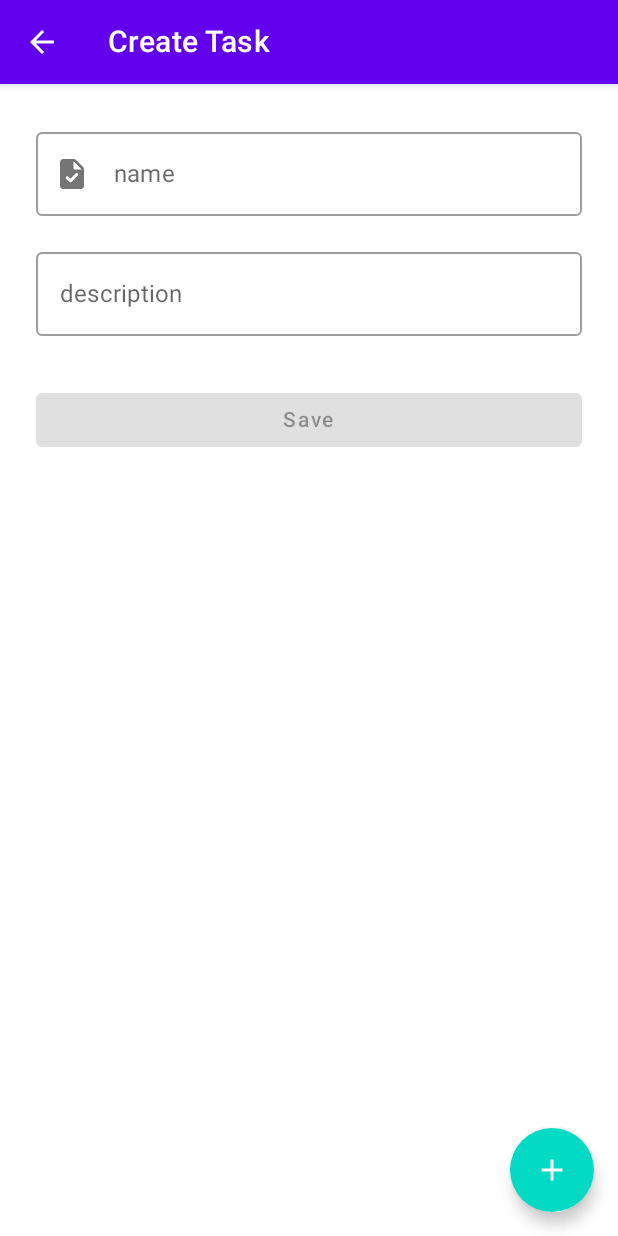
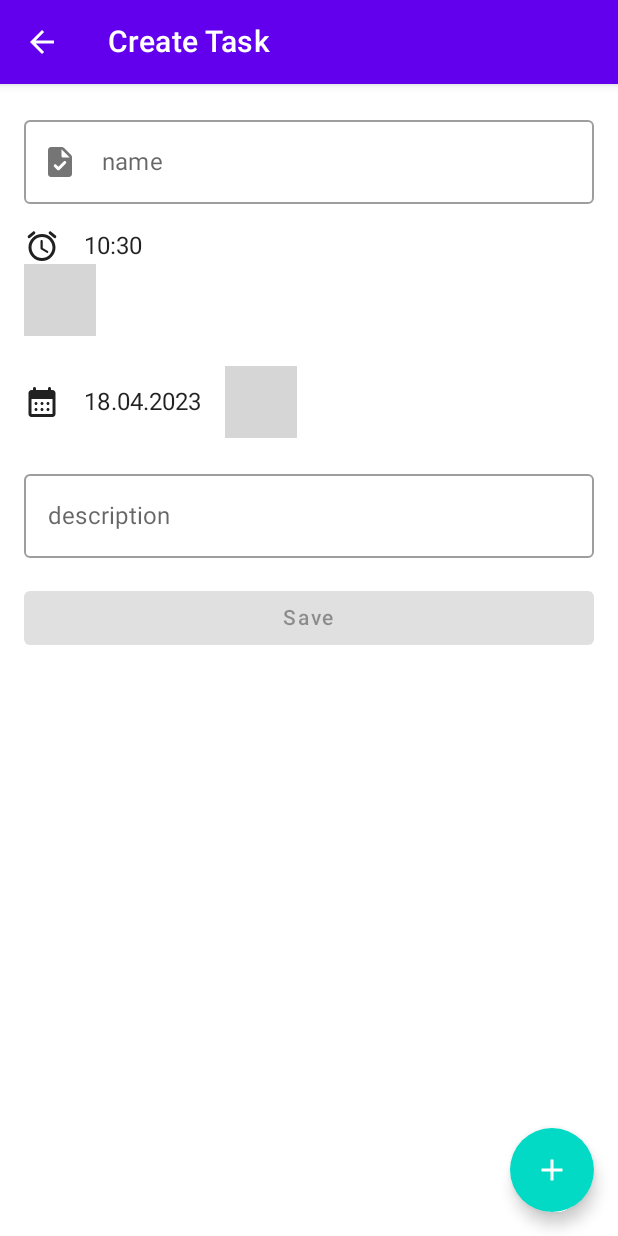
Before and after one commit to ArkHak/SSDiary, an Android app built with Jetpack Compose: the CreateTaskScreen screen opened through its navigation route, on a phone screen of 412 x 824 dp. Run offline under Robolectric (Android 15) with nearby library versions, the phone set to English and light mode, and no system bars; libraries missing offline, so code that uses them is left out: com.vanpra.composematerialdialogs, io.github.boguszpawlowski.composecalendar; 9 statements that could not run were skipped; grey boxes are pictures that could not be loaded.

Commit message:
v0.1.7     - add date/time picker;     - create new task - done;

```diff
--- a/app/build.gradle
+++ b/app/build.gradle
@@ -13,7 +13,7 @@ android {
         minSdk 26
         targetSdk 33
         versionCode 1
-        versionName "0.1.6"
+        versionName "0.1.7"
 
         testInstrumentationRunner "androidx.test.runner.AndroidJUnitRunner"
         vectorDrawables {
@@ -84,4 +84,7 @@ dependencies {
 
     //Icons
     implementation "androidx.compose.material:material-icons-extended:$compose_compiler_version"
+
+    //Date/Time picker
+    implementation "io.github.vanpra.compose-material-dialogs:datetime:0.9.0"
 }
--- a/app/src/main/java/ru/mys_ya/ssdiary/ui/screens/task/TaskCreateScreen.kt
+++ b/app/src/main/java/ru/mys_ya/ssdiary/ui/screens/task/TaskCreateScreen.kt
@@ -1,33 +1,53 @@
 package ru.mys_ya.ssdiary.ui.screens.task
 
+import android.util.Log
+import androidx.compose.foundation.clickable
 import androidx.compose.foundation.layout.Arrangement
 import androidx.compose.foundation.layout.Column
+import androidx.compose.foundation.layout.Row
+import androidx.compose.foundation.layout.Spacer
 import androidx.compose.foundation.layout.fillMaxWidth
+import androidx.compose.foundation.layout.height
 import androidx.compose.foundation.layout.padding
 import androidx.compose.material.Button
 import androidx.compose.material.Icon
 import androidx.compose.material.OutlinedTextField
 import androidx.compose.material.Text
 import androidx.compose.material.icons.Icons
+import androidx.compose.material.icons.rounded.Alarm
+import androidx.compose.material.icons.rounded.CalendarMonth
 import androidx.compose.material.icons.rounded.Task
 import androidx.compose.runtime.Composable
+import androidx.compose.runtime.derivedStateOf
+import androidx.compose.runtime.getValue
+import androidx.compose.runtime.mutableStateOf
+import androidx.compose.runtime.remember
 import androidx.compose.runtime.rememberCoroutineScope
+import androidx.compose.runtime.setValue
+import androidx.compose.ui.Alignment
 import androidx.compose.ui.Modifier
 import androidx.compose.ui.res.stringResource
 import androidx.compose.ui.unit.dp
+import androidx.compose.ui.unit.sp
+import com.vanpra.composematerialdialogs.MaterialDialog
+import com.vanpra.composematerialdialogs.datetime.date.datepicker
+import com.vanpra.composematerialdialogs.datetime.time.timepicker
+import com.vanpra.composematerialdialogs.rememberMaterialDialogState
 import kotlinx.coroutines.launch
 import org.koin.androidx.compose.koinViewModel
 import ru.mys_ya.ssdiary.R
+import java.time.LocalDate
+import java.time.LocalTime
+import java.time.format.DateTimeFormatter
+import java.util.Locale
 
 @Composable
 fun CreateTaskScreen(
     modifier: Modifier = Modifier,
     navigateBack: () -> Unit,
     viewModel: TaskCreateViewModel = koinViewModel(),
-
 ) {
     val coroutineScope = rememberCoroutineScope()
-
     TaskCreateBody(
         taskUiState = viewModel.taskUiState,
         onTaskValueChange = viewModel::updateUiState,
@@ -37,7 +57,7 @@ fun CreateTaskScreen(
                 navigateBack()
             }
         },
-        modifier = modifier.padding(8.dp)
+        modifier = modifier
     )
 }
 
@@ -48,15 +68,17 @@ fun TaskCreateBody(
     onSaveClick: () -> Unit,
     modifier: Modifier = Modifier,
 ) {
+
     Column(
         modifier = modifier
             .fillMaxWidth()
             .padding(16.dp),
-        verticalArrangement = Arrangement.spacedBy(32.dp)
+        verticalArrangement = Arrangement.spacedBy(16.dp)
     ) {
         TaskInputForm(
             taskUiState = taskUiState,
-            onValueChange = onTaskValueChange
+            onTaskValueChange = onTaskValueChange,
+            modifier = modifier
         )
         Button(
             onClick = onSaveClick,
@@ -72,7 +94,7 @@ fun TaskCreateBody(
 fun TaskInputForm(
     taskUiState: TaskUiState,
     modifier: Modifier = Modifier,
-    onValueChange: (TaskUiState) -> Unit = {},
+    onTaskValueChange: (TaskUiState) -> Unit,
 ) {
     Column(
         modifier = modifier.fillMaxWidth(),
@@ -80,7 +102,7 @@ fun TaskInputForm(
     ) {
         OutlinedTextField(
             value = taskUiState.name,
-            onValueChange = { onValueChange(taskUiState.copy(name = it)) },
+            onValueChange = { onTaskValueChange(taskUiState.copy(name = it)) },
             label = { Text(stringResource(R.string.name)) },
             leadingIcon = {
                 Icon(
@@ -91,11 +113,138 @@ fun TaskInputForm(
             modifier = Modifier.fillMaxWidth(),
             singleLine = true
         )
+        DateTimeField(
+            taskUiState = taskUiState,
+            modifier = modifier,
+            onTaskValueChange = onTaskValueChange
+        )
         OutlinedTextField(
             value = taskUiState.description,
-            onValueChange = { onValueChange(taskUiState.copy(description = it)) },
+            onValueChange = { onTaskValueChange(taskUiState.copy(description = it)) },
             label = { Text(stringResource(R.string.description)) },
             modifier = Modifier.fillMaxWidth(),
         )
     }
 }
+
+@Composable
+fun DateTimeField(
+    taskUiState: TaskUiState,
+    modifier: Modifier = Modifier,
+    onTaskValueChange: (TaskUiState) -> Unit,
+) {
+    Column {
+        TaskTimePicker(
+            taskUiState = taskUiState,
+            modifier = modifier,
+            onTaskValueChange = onTaskValueChange
+        )
+        Spacer(modifier = Modifier.height(20.dp))
+        TaskDatePicker(
+            taskUiState,
+            modifier = modifier,
+            onTaskValueChange = onTaskValueChange
+        )
+    }
+}
+
+@Composable
+fun TaskTimePicker(
+    taskUiState: TaskUiState,
+    modifier: Modifier = Modifier,
+    onTaskValueChange: (TaskUiState) -> Unit,
+) {
+    val timeDialogState = rememberMaterialDialogState()
+    var pickedTime by remember {
+        mutableStateOf(LocalTime.now())
+    }
+    val formattedTime by remember {
+        derivedStateOf {
+
+            Log.d("Mys", pickedTime.toString())
+            DateTimeFormatter
+                .ofPattern("HH:mm", Locale.getDefault())
+                .format(pickedTime)
+        }
+    }
+
+    Row(
+        modifier = modifier
+            .clickable { timeDialogState.show() },
+        verticalAlignment = Alignment.CenterVertically,
+        horizontalArrangement = Arrangement.spacedBy(16.dp)
+    ) {
+        Icon(
+            imageVector = Icons.Rounded.Alarm,
+            contentDescription = formattedTime,
+        )
+        Text(text = formattedTime, fontSize = 16.sp)
+    }
+
+    MaterialDialog(
+        dialogState = timeDialogState,
+        buttons = {
+            positiveButton(text = "Ok")
+            negativeButton(text = "Cancel")
+        }
+    ) {
+        timepicker(
+            initialTime = LocalTime.now(),
+            title = "Pick a date",
+            is24HourClock = true,
+        ) {
+            pickedTime = it
+            onTaskValueChange(taskUiState.copy(timeStart = it))
+        }
+    }
+}
+
+@Composable
+fun TaskDatePicker(
+    taskUiState: TaskUiState,
+    modifier: Modifier = Modifier,
+    onTaskValueChange: (TaskUiState) -> Unit,
+) {
+    val dateDialogState = rememberMaterialDialogState()
+    var pickedDate by remember {
+        mutableStateOf(LocalDate.now())
+    }
+
+    val formattedDate by remember {
+        derivedStateOf {
+            DateTimeFormatter
+                .ofPattern("dd.MM.yyyy")
+                .format(pickedDate)
+        }
+    }
+
+    Row(
+        modifier = modifier
+            .clickable { dateDialogState.show() },
+        verticalAlignment = Alignment.CenterVertically,
+        horizontalArrangement = Arrangement.spacedBy(16.dp)
+    ) {
+        Icon(
+            imageVector = Icons.Rounded.CalendarMonth,
+            contentDescription = formattedDate,
+        )
+        Text(text = formattedDate, fontSize = 16.sp)
+
+        MaterialDialog(
+            dialogState = dateDialogState,
+            buttons = {
+                positiveButton(text = "Ok") {}
+                negativeButton(text = "Cancel")
+            }
+        ) {
+            datepicker(
+                initialDate = LocalDate.now(),
+                title = "Pick a date",
+                locale = Locale.getDefault()
+            ) {
+                pickedDate = it
+                onTaskValueChange(taskUiState.copy(dateStart = it))
+            }
+        }
+    }
+}
--- a/app/src/main/java/ru/mys_ya/ssdiary/ui/screens/task/TaskUiState.kt
+++ b/app/src/main/java/ru/mys_ya/ssdiary/ui/screens/task/TaskUiState.kt
@@ -2,11 +2,14 @@ package ru.mys_ya.ssdiary.ui.screens.task
 
 import ru.mys_ya.ssdiary.data.Task
 import ru.mys_ya.ssdiary.util.SECONDS_IN_DAY
+import ru.mys_ya.ssdiary.util.convertSystemLocalTimeDateToTimestamp
+import java.time.LocalDate
+import java.time.LocalTime
 
 data class TaskUiState(
     val id: Int = 0,
-    val dateStart: Long = 1681671507,
-    val dateFinish: Long = 0L,
+    val timeStart: LocalTime = LocalTime.now(),
+    val dateStart: LocalDate = LocalDate.now(),
     val name: String = "",
     val description: String = "",
     val actionEnabled: Boolean = false,
@@ -14,12 +17,12 @@ data class TaskUiState(
 
 fun TaskUiState.toTask(): Task = Task(
     id = id,
-    dateStart = dateStart,
-    dateFinish = dateStart + SECONDS_IN_DAY,
+    dateStart = convertSystemLocalTimeDateToTimestamp(timeStart, dateStart),
+    dateFinish = convertSystemLocalTimeDateToTimestamp(timeStart, dateStart) + SECONDS_IN_DAY,
     name = name,
     description = description
 )
 
 fun TaskUiState.isValid(): Boolean {
-    return name.isNotBlank() && description.isNotBlank() && dateStart != 0L
+    return name.isNotBlank() && description.isNotBlank()
 }
```
Also changed, not shown: app/src/main/java/ru/mys_ya/ssdiary/util/Utils.kt (+13 -2 lines), 1 other file.
